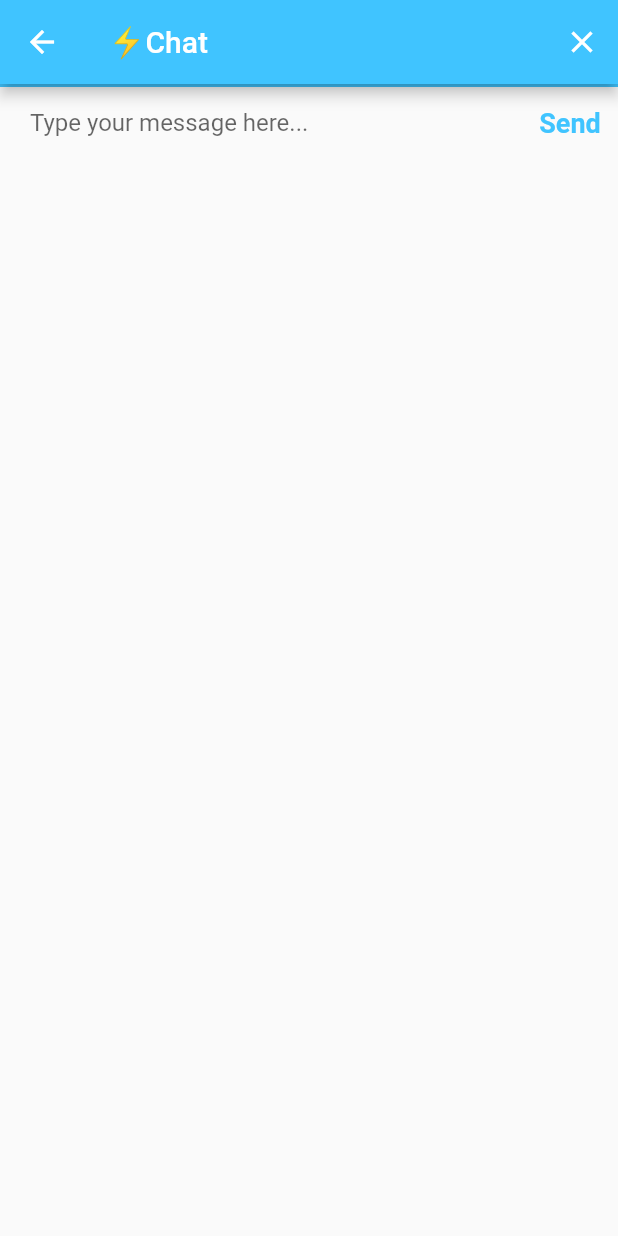
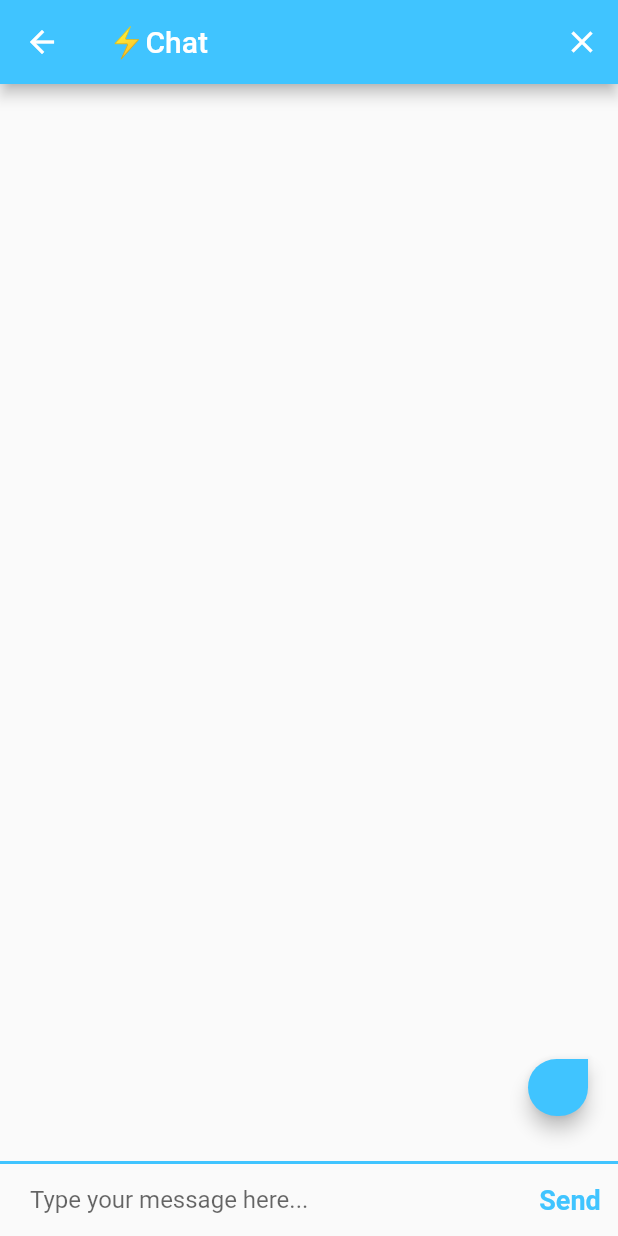
Before and after one commit to iniyan2707/Flash_Chat, a Flutter app: the ChatScreen screen opened by its route, after a tap on "Send", on a phone screen of 412 x 824 dp. Run offline on Flutter 3.47's test engine with Material 2 defaults, Android fonts, the phone set to English and light mode, and no system bars; our stand-ins replace animated_text_kit, cloud_firestore, firebase_auth, firebase_core, modal_progress_hud; accounts and stored records are empty.

Commit message:
Completed chat screen with cloud firestore

```diff
--- a/lib/main.dart
+++ b/lib/main.dart
@@ -1,3 +1,5 @@
+// @dart=2.9
+
 import 'package:flutter/material.dart';
 import 'package:flash_chat/screens/welcome_screen.dart';
 import 'package:flash_chat/screens/login_screen.dart';
--- a/lib/screens/chat_screen.dart
+++ b/lib/screens/chat_screen.dart
@@ -1,6 +1,10 @@
 import 'package:firebase_auth/firebase_auth.dart';
 import 'package:flutter/material.dart';
 import 'package:flash_chat/constants.dart';
+import 'package:cloud_firestore/cloud_firestore.dart';
+
+final _firestore = FirebaseFirestore.instance;
+late User loggedInUser;
 
 class ChatScreen extends StatefulWidget {
   static const String id = 'chat_screen';
@@ -11,8 +15,8 @@ class ChatScreen extends StatefulWidget {
 
 class _ChatScreenState extends State<ChatScreen> {
   final _auth = FirebaseAuth.instance;
-  late User loggedInUser;
-
+  String messageText = '';
+  final messageTextController = TextEditingController();
   @override
   void initState() {
     super.initState();
@@ -51,6 +55,7 @@ class _ChatScreenState extends State<ChatScreen> {
           mainAxisAlignment: MainAxisAlignment.spaceBetween,
           crossAxisAlignment: CrossAxisAlignment.stretch,
           children: <Widget>[
+            MessageStream(),
             Container(
               decoration: kMessageContainerDecoration,
               child: Row(
@@ -58,15 +63,21 @@ class _ChatScreenState extends State<ChatScreen> {
                 children: <Widget>[
                   Expanded(
                     child: TextField(
+                      controller: messageTextController,
                       onChanged: (value) {
-                        //Do something with the user input.
+                        messageText = value;
                       },
                       decoration: kMessageTextFieldDecoration,
                     ),
                   ),
                   TextButton(
                     onPressed: () {
-                      //Implement send functionality.
+                      messageTextController.clear();
+                      _firestore.collection('messages').add({
+                        'text': messageText,
+                        'sender': loggedInUser.email,
+                        'createdAt': Timestamp.now(),
+                      });
                     },
                     child: Text(
                       'Send',
@@ -82,3 +93,92 @@ class _ChatScreenState extends State<ChatScreen> {
     );
   }
 }
+
+class MessageStream extends StatelessWidget {
+  @override
+  Widget build(BuildContext context) {
+    return StreamBuilder<QuerySnapshot>(
+      stream: _firestore
+          .collection('messages')
+          .orderBy('createdAt', descending: false)
+          .snapshots(),
+      builder: (context, snapshot) {
+        if (!snapshot.hasData) {
+          return Center(
+            child: CircularProgressIndicator(
+              backgroundColor: Colors.lightBlueAccent,
+            ),
+          );
+        }
+        final messages = snapshot.data!.docs.reversed;
+        List<MessageBubble> messageBubbles = [];
+        for (var message in messages) {
+          final messageText = message.get('text');
+          final messageSender = message.get('sender');
+          final currentUser = loggedInUser.email;
+          final messageBubble = MessageBubble(
+              text: messageText,
+              sender: messageSender,
+              isMe: currentUser == messageSender);
+
+          messageBubbles.add(messageBubble);
+        }
+        return Expanded(
+          child: ListView(
+            reverse: true,
+            padding: EdgeInsets.symmetric(horizontal: 10.0, vertical: 20.0),
+            children: messageBubbles,
+          ),
+        );
+      },
+    );
+  }
+}
+
+class MessageBubble extends StatelessWidget {
+  MessageBubble({required this.text, required this.sender, required this.isMe});
+
+  final String text;
+  final String sender;
+  final bool isMe;
+  @override
+  Widget build(BuildContext context) {
+    return Padding(
+      padding: EdgeInsets.all(10.0),
+      child: Column(
+        crossAxisAlignment:
+            isMe ? CrossAxisAlignment.end : CrossAxisAlignment.start,
+        children: [
+          Text(
+            sender,
+            style: TextStyle(fontSize: 12.0, color: Colors.black54),
+          ),
+          Material(
+            elevation: 5.0,
+            borderRadius: isMe
+                ? BorderRadius.only(
+                    topLeft: Radius.circular(30.0),
+                    bottomLeft: Radius.circular(30.0),
+                    bottomRight: Radius.circular(30.0),
+                  )
+                : BorderRadius.only(
+                    topRight: Radius.circular(30.0),
+                    bottomLeft: Radius.circular(30.0),
+                    bottomRight: Radius.circular(30.0),
+                  ),
+            color: isMe ? Colors.lightBlueAccent : Colors.white,
+            child: Padding(
+              padding: EdgeInsets.symmetric(vertical: 10.0, horizontal: 20.0),
+              child: Text(
+                text,
+                style: TextStyle(
+                    fontSize: 15.0,
+                    color: isMe ? Colors.white : Colors.black54),
+              ),
+            ),
+          ),
+        ],
+      ),
+    );
+  }
+}
--- a/lib/screens/login_screen.dart
+++ b/lib/screens/login_screen.dart
@@ -21,7 +21,6 @@ class _LoginScreenState extends State<LoginScreen> {
   @override
   Widget build(BuildContext context) {
     return Scaffold(
-      resizeToAvoidBottomInset: false,
       backgroundColor: Colors.white,
       body: ModalProgressHUD(
         inAsyncCall: showSpinner,
@@ -31,11 +30,13 @@ class _LoginScreenState extends State<LoginScreen> {
             mainAxisAlignment: MainAxisAlignment.center,
             crossAxisAlignment: CrossAxisAlignment.stretch,
             children: <Widget>[
-              Hero(
-                tag: 'logo',
-                child: Container(
-                  height: 150.0,
-                  child: Image.asset('images/logo.png'),
+              Flexible(
+                child: Hero(
+                  tag: 'logo',
+                  child: Container(
+                    height: 150.0,
+                    child: Image.asset('images/logo.png'),
+                  ),
                 ),
               ),
               SizedBox(
--- a/lib/screens/registration_screen.dart
+++ b/lib/screens/registration_screen.dart
@@ -21,7 +21,6 @@ class _RegistrationScreenState extends State<RegistrationScreen> {
   @override
   Widget build(BuildContext context) {
     return Scaffold(
-      resizeToAvoidBottomInset: false,
       backgroundColor: Colors.white,
       body: ModalProgressHUD(
         inAsyncCall: showSpinner,
@@ -31,11 +30,13 @@ class _RegistrationScreenState extends State<RegistrationScreen> {
             mainAxisAlignment: MainAxisAlignment.center,
             crossAxisAlignment: CrossAxisAlignment.stretch,
             children: <Widget>[
-              Hero(
-                tag: 'logo',
-                child: Container(
-                  height: 150.0,
-                  child: Image.asset('images/logo.png'),
+              Flexible(
+                child: Hero(
+                  tag: 'logo',
+                  child: Container(
+                    height: 150.0,
+                    child: Image.asset('images/logo.png'),
+                  ),
                 ),
               ),
               SizedBox(
```
